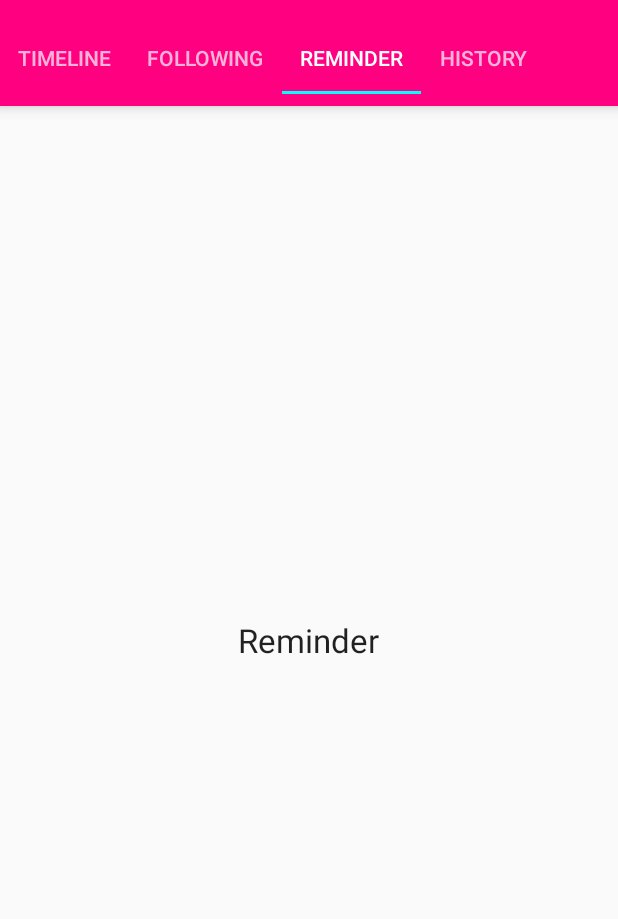
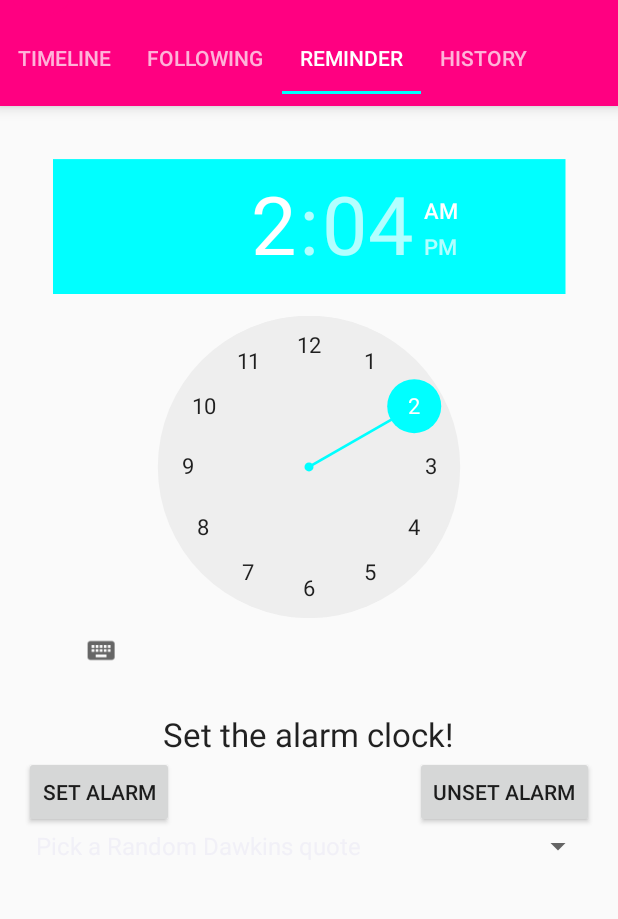
Before and after one commit to chinatip/Poly, an Android app: the MainActivity screen opened directly, with no data from a screen before it, tab 3 chosen, on a phone screen of 412 x 824 dp, the part 62-981 px from its top. Run offline under Robolectric (Android 15) with nearby library versions, the phone set to English and light mode, and no system bars.

Commit message:
Add Reminder

```diff
--- a/app/src/main/AndroidManifest.xml
+++ b/app/src/main/AndroidManifest.xml
@@ -21,8 +21,13 @@
         <activity android:name=".activities.pages.History" />
         <activity android:name=".activities.pages.WriteAnArticle" />
         <activity android:name=".activities.ArticleActivity" />
-        <activity android:name=".activities.Main" />
+        <activity android:name=".activities.MainActivity" />
         <activity android:name=".activities.AddUserActivity"></activity>
+        <receiver android:name=".reminder.AlarmReceiver" />
+
+        <service android:name=".reminder.RingtonePlayingService"
+            android:enabled="true">
+        </service>
     </application>
 
 </manifest>
--- a/app/src/main/java/com/example/asus/blog/activities/AddUserActivity.java
+++ b/app/src/main/java/com/example/asus/blog/activities/AddUserActivity.java
@@ -35,7 +35,6 @@ public class AddUserActivity extends AppCompatActivity {
         toolbar.setNavigationOnClickListener(new View.OnClickListener() {
             @Override
             public void onClick(View v) {
-                Timeline.update();
                 finish();
             }
         });
--- a/app/src/main/java/com/example/asus/blog/activities/Main.java
+++ b/app/src/main/java/com/example/asus/blog/activities/MainActivity.java
@@ -17,7 +17,7 @@ import com.example.asus.blog.R;
 import com.example.asus.blog.adapters.PagerAdapter;
 
 
-public class Main extends AppCompatActivity {
+public class MainActivity extends AppCompatActivity {
     private FragmentPagerAdapter adapterViewPager;
     @Override
     protected void onCreate(Bundle savedInstanceState) {
--- a/app/src/main/java/com/example/asus/blog/activities/WelcomeActivity.java
+++ b/app/src/main/java/com/example/asus/blog/activities/WelcomeActivity.java
@@ -1,6 +1,5 @@
 package com.example.asus.blog.activities;
 
-import android.content.Context;
 import android.content.Intent;
 import android.support.v7.app.AppCompatActivity;
 import android.os.Bundle;
@@ -11,14 +10,11 @@ import android.widget.ImageView;
 import android.widget.Toast;
 
 import com.example.asus.blog.R;
-import com.example.asus.blog.models.Article;
 import com.example.asus.blog.models.User;
-import com.example.asus.blog.util.ArticleStorage;
 import com.example.asus.blog.util.UserStorage;
 
 import org.json.JSONException;
 
-import java.util.ArrayList;
 import java.util.List;
 
 public class WelcomeActivity extends AppCompatActivity {
@@ -45,7 +41,7 @@ public class WelcomeActivity extends AppCompatActivity {
             @Override
             public void onClick(View v) {
                 if (checkUser()) {
-                    Intent intent = new Intent(WelcomeActivity.this, Main.class);
+                    Intent intent = new Intent(WelcomeActivity.this, MainActivity.class);
                     //intent.putExtra("user", getUser());
                     startActivity(intent);
                 } else {
@@ -60,7 +56,7 @@ public class WelcomeActivity extends AppCompatActivity {
         skip.setOnClickListener(new View.OnClickListener() {
             @Override
             public void onClick(View v) {
-                Intent intent = new Intent(WelcomeActivity.this, Main.class);
+                Intent intent = new Intent(WelcomeActivity.this, MainActivity.class);
                 //get user
                 //intent.putExtra("article", articles.get(i));
                 startActivity(intent);
--- a/app/src/main/res/layout/activity_main.xml
+++ b/app/src/main/res/layout/activity_main.xml
@@ -5,7 +5,7 @@
     xmlns:app="http://schemas.android.com/apk/res-auto"
     android:layout_width="match_parent"
     android:layout_height="match_parent"
-    tools:context=".activities.Main">
+    tools:context=".activities.MainActivity">
     <android.support.v7.widget.Toolbar
         android:id="@+id/toolbar"
         android:layout_width="match_parent"
--- a/app/src/main/res/layout/activity_reminder.xml
+++ b/app/src/main/res/layout/activity_reminder.xml
@@ -1,15 +1,20 @@
 <?xml version="1.0" encoding="utf-8"?>
-<RelativeLayout xmlns:android="http://schemas.android.com/apk/res/android"
+<android.support.design.widget.CoordinatorLayout
+    xmlns:android="http://schemas.android.com/apk/res/android"
+    xmlns:app="http://schemas.android.com/apk/res-auto"
+    xmlns:tools="http://schemas.android.com/tools"
     android:layout_width="match_parent"
     android:layout_height="match_parent"
-    android:orientation="vertical">
+    android:fitsSystemWindows="true"
+    tools:context=".activities.MainActivity">
 
-    <TextView
-        android:id="@+id/textView"
-        android:layout_width="wrap_content"
+    <android.support.design.widget.AppBarLayout
+        android:layout_width="match_parent"
         android:layout_height="wrap_content"
-        android:layout_centerInParent="true"
-        android:text="Reminder"
-        android:textAppearance="?android:attr/textAppearanceLarge"/>
+        android:theme="@style/AppTheme.AppBarOverlay">
 
-</RelativeLayout>
+    </android.support.design.widget.AppBarLayout>
+
+    <include layout="@layout/content_reminder" />
+
+</android.support.design.widget.CoordinatorLayout>
--- /dev/null
+++ b/app/src/main/res/layout/content_reminder.xml
@@ -0,0 +1,67 @@
+<?xml version="1.0" encoding="utf-8"?>
+<RelativeLayout xmlns:android="http://schemas.android.com/apk/res/android"
+    xmlns:app="http://schemas.android.com/apk/res-auto"
+    xmlns:tools="http://schemas.android.com/tools"
+    android:layout_width="match_parent"
+    android:layout_height="match_parent"
+    android:paddingBottom="@dimen/activity_vertical_margin"
+    android:paddingLeft="@dimen/activity_horizontal_margin"
+    android:paddingRight="@dimen/activity_horizontal_margin"
+    android:paddingTop="@dimen/activity_vertical_margin"
+    app:layout_behavior="@string/appbar_scrolling_view_behavior"
+    tools:context=".MainActivity"
+    tools:showIn="@layout/activity_reminder">
+
+    <TimePicker
+        android:layout_width="wrap_content"
+        android:layout_height="wrap_content"
+        android:id="@+id/alarmTimePicker"
+        android:layout_alignParentTop="true"
+        android:layout_alignParentLeft="true"
+        android:layout_alignParentStart="true"
+        android:scaleX="0.90"
+        android:scaleY="0.90"/>
+
+    <Button
+        android:layout_width="wrap_content"
+        android:layout_height="wrap_content"
+        android:text="Set alarm"
+        android:id="@+id/start_alarm"
+        android:onClick="startTimer"
+        android:layout_below="@+id/alarmText"
+        android:layout_alignParentLeft="true"
+        android:layout_alignParentStart="true" />
+
+    <Button
+        android:layout_width="wrap_content"
+        android:layout_height="wrap_content"
+        android:text="Unset alarm"
+        android:id="@+id/stop_alarm"
+
+        android:onClick="cancelTimer"
+        android:layout_below="@+id/alarmText"
+        android:layout_alignRight="@+id/alarmTimePicker"
+        android:layout_alignEnd="@+id/alarmTimePicker" />
+
+    <TextView
+        android:layout_width="wrap_content"
+        android:layout_height="wrap_content"
+        android:textAppearance="?android:attr/textAppearanceLarge"
+        android:text="Set the alarm clock!"
+        android:id="@+id/alarmText"
+        android:layout_below="@+id/alarmTimePicker"
+        android:layout_centerHorizontal="true" />
+
+    <Spinner
+        android:layout_width="wrap_content"
+        android:layout_height="wrap_content"
+        android:id="@+id/richard_spinner"
+        android:layout_below="@+id/start_alarm"
+        android:layout_alignParentLeft="true"
+        android:layout_alignParentStart="true"
+        android:entries="@array/dawkins_sounds"
+        android:prompt="@string/country_prompt" />
+
+
+
+</RelativeLayout>
--- /dev/null
+++ b/app/src/main/res/menu/menu_main.xml
@@ -0,0 +1,10 @@
+<menu xmlns:android="http://schemas.android.com/apk/res/android"
+    xmlns:app="http://schemas.android.com/apk/res-auto"
+    xmlns:tools="http://schemas.android.com/tools"
+    tools:context=".activities.MainActivity">
+    <item
+        android:id="@+id/action_settings"
+        android:orderInCategory="100"
+        android:title="@string/action_settings"
+        app:showAsAction="never" />
+</menu>
--- a/app/src/main/res/values/strings.xml
+++ b/app/src/main/res/values/strings.xml
@@ -1,4 +1,21 @@
 <resources>
     <string name="app_name">Blog</string>
     <string name="title_activity_write_an_article">WriteAnArticle</string>
+    <string name="action_settings">Settings</string>
+
+    <string-array name="dawkins_sounds">
+        <item>Pick a Random Dawkins quote</item>
+        <item>"Religion is the root of quite a lot of evil …"</item>
+        <item>"I yield to no one in my capacity to be moved …"</item>
+        <item>On Kurt Wise</item>
+        <item>"The universe is not sentient …"</item>
+        <item>"If someone from the Middle Ages were brought by time machine to now …"</item>
+        <item>"The idea of blind faith, believing something without evidence …"</item>
+        <item>The factuality of evolution</item>
+        <item>"My attitude to science is that …"</item>
+        <item>Religion does not have a monopoly on emotion, on poetry, on sympathy, on empathy</item>
+    </string-array>
+
+
+    <string name="country_prompt">Choose a country</string>
 </resources>
--- a/app/src/main/res/values/styles.xml
+++ b/app/src/main/res/values/styles.xml
@@ -11,6 +11,11 @@
 
     </style>
 
+    <style name="AppTheme.NoActionBar">
+        <item name="windowActionBar">false</item>
+        <item name="windowNoTitle">true</item>
+    </style>
+
     <style name="AppTheme.AppBarOverlay" parent="ThemeOverlay.AppCompat.Dark.ActionBar" />
 
     <style name="AppTheme.PopupOverlay" parent="ThemeOverlay.AppCompat.Light" />
```
Also changed, not shown: app/src/main/java/com/example/asus/blog/activities/pages/Reminder.java (+179 -3 lines), app/src/main/java/com/example/asus/blog/activities/reminder/AlarmReceiver.java (added, +27 -0 lines), app/src/main/java/com/example/asus/blog/activities/reminder/RingtonePlayingService.java (added, +203 -0 lines), app/src/main/res/drawable/ic_action_call.png (added), 2 other files.
